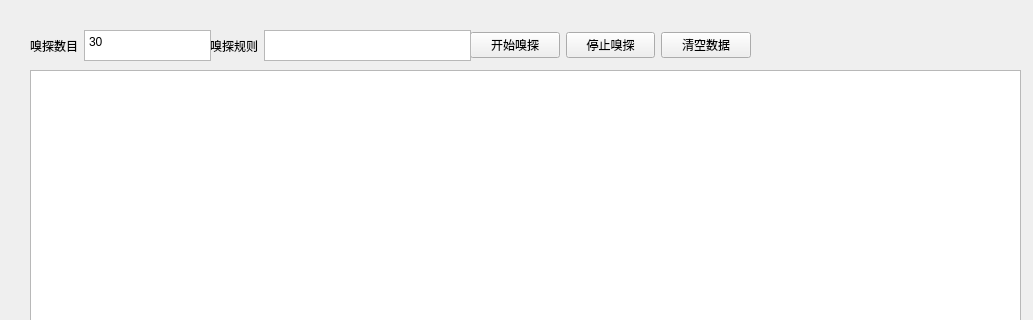
The window that designer/designer.ui (small-han/sniffer) describes before a commit, drawn with Qt 5; both pictures show x 0 to 1033 and y 0 to 320 of the 1033 by 926 pixel window.
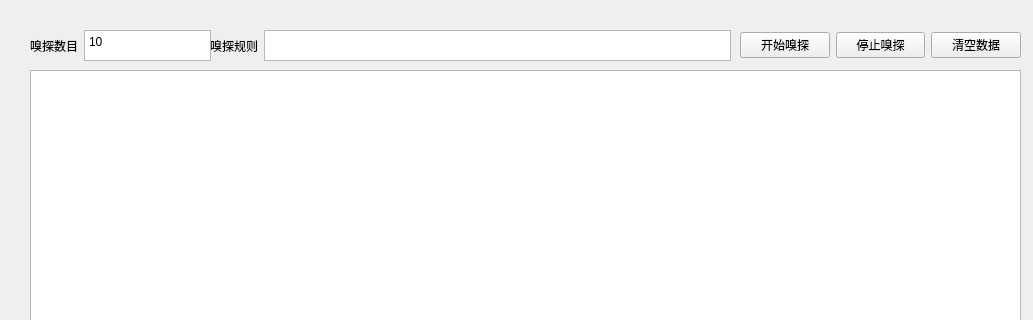
The same window after the commit.

Diff of the .ui file:
```diff
--- a/designer/designer.ui
+++ b/designer/designer.ui
@@ -16,7 +16,7 @@
   <widget class="QWidget" name="horizontalLayoutWidget">
    <property name="geometry">
     <rect>
-     <x>470</x>
+     <x>740</x>
      <y>30</y>
      <width>281</width>
      <height>31</height>
@@ -61,7 +61,7 @@
     <rect>
      <x>210</x>
      <y>30</y>
-     <width>261</width>
+     <width>521</width>
      <height>31</height>
     </rect>
    </property>
@@ -102,7 +102,7 @@
 &lt;html&gt;&lt;head&gt;&lt;meta name=&quot;qrichtext&quot; content=&quot;1&quot; /&gt;&lt;style type=&quot;text/css&quot;&gt;
 p, li { white-space: pre-wrap; }
 &lt;/style&gt;&lt;/head&gt;&lt;body style=&quot; font-family:'SimSun'; font-size:9pt; font-weight:400; font-style:normal;&quot;&gt;
-&lt;p style=&quot; margin-top:0px; margin-bottom:0px; margin-left:0px; margin-right:0px; -qt-block-indent:0; text-indent:0px;&quot;&gt;30&lt;/p&gt;&lt;/body&gt;&lt;/html&gt;</string>
+&lt;p style=&quot; margin-top:0px; margin-bottom:0px; margin-left:0px; margin-right:0px; -qt-block-indent:0; text-indent:0px;&quot;&gt;10&lt;/p&gt;&lt;/body&gt;&lt;/html&gt;</string>
       </property>
      </widget>
     </item>
```
